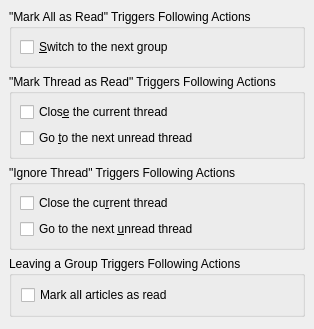
This is knode/readnewsnavigationwidget_base.ui in chusopr/kdepim-ktimetracker-akonadi as Qt 5 draws it before an edit. The edited form follows.
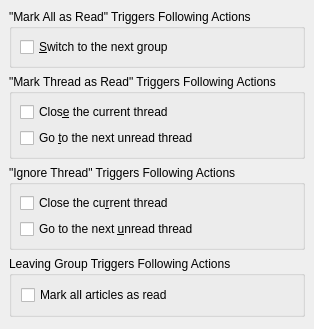
This is the edited form. Custom widgets are drawn as their Qt base class.

Patch:
```diff
--- a/knode/readnewsnavigationwidget_base.ui
+++ b/knode/readnewsnavigationwidget_base.ui
@@ -100,7 +100,7 @@
    <item>
     <widget class="QGroupBox" name="leaveGroupBox" >
      <property name="title" >
-      <string>Leaving a Group Triggers Following Actions</string>
+      <string>Leaving Group Triggers Following Actions</string>
      </property>
      <layout class="QVBoxLayout" >
       <property name="margin" >
```
